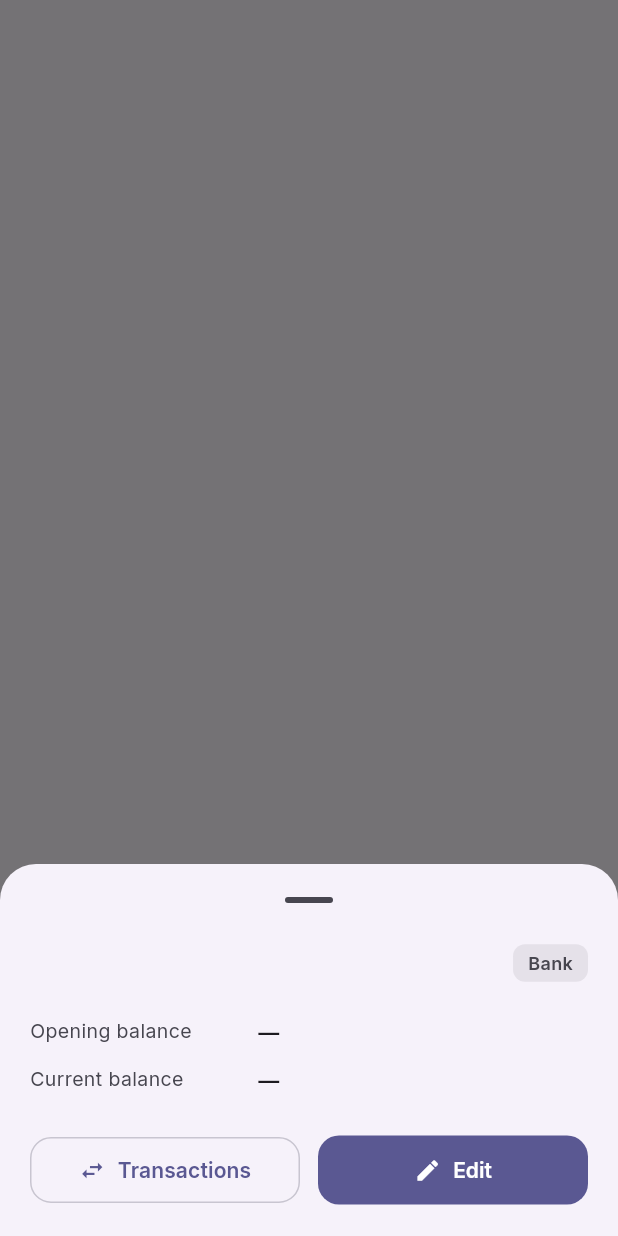
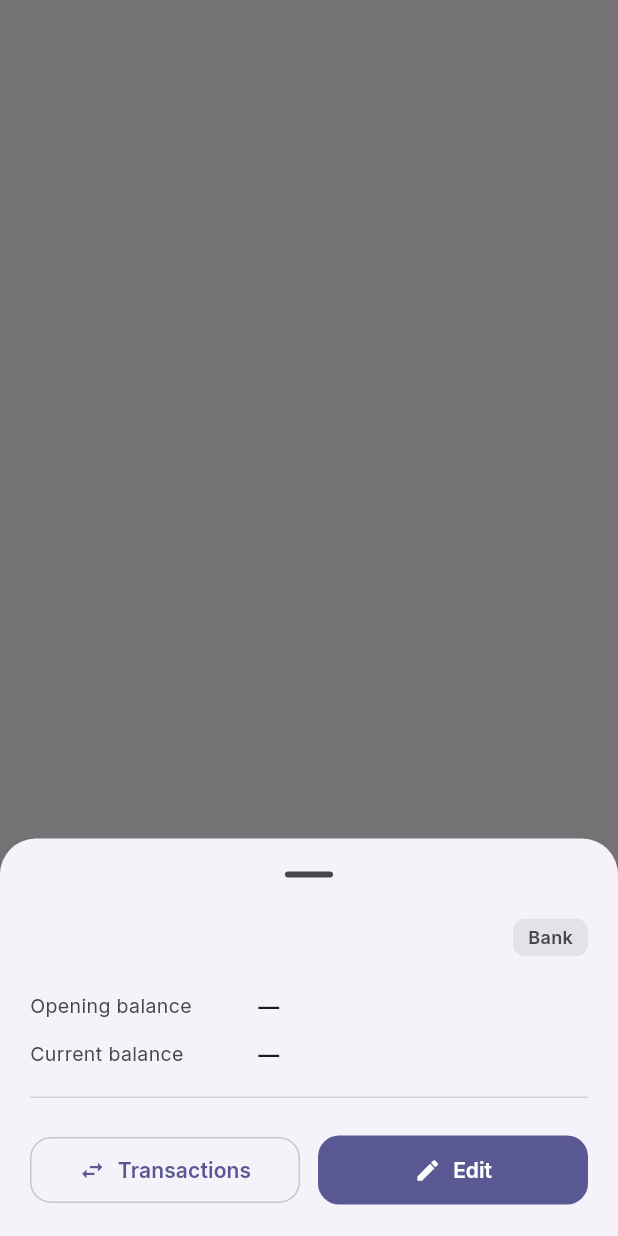
Before and after one commit to TheCoderAS/nizkhata, a Flutter app: what showAccountDetail() shows on an empty page, opened directly with empty values, on a phone screen of 412 x 824 dp. Run offline on Flutter 3.47's test engine with Material 3 defaults, Android fonts, the phone set to English and light mode, and no system bars; our stand-ins replace cloud_firestore, firebase_auth, firebase_core, fl_chart, go_router, google_fonts and 3 more; accounts and stored records are empty.

Commit message:
Phase 4: embed RevisionHistory (audit footer + history timeline) in transaction/due/debt/account detail sheets — closes per-entity audit parity gap

```diff
--- a/mobile/lib/screens/accounts_screen.dart
+++ b/mobile/lib/screens/accounts_screen.dart
@@ -11,6 +11,7 @@ import '../state/data_controller.dart';
 import '../state/workspace_controller.dart';
 import '../widgets/common.dart';
 import '../widgets/data_table_view.dart';
+import '../widgets/revision_history.dart';
 import 'account_form.dart';
 
 class AccountsScreen extends StatelessWidget {
@@ -281,7 +282,11 @@ void showAccountDetail(BuildContext context, Account a) {
                   valueColor: balance < 0 ? AppColors.danger : null,
                 ),
                 for (final e in meta) _DetailRow(label: e.key, value: e.value),
-                const SizedBox(height: 20),
+                const SizedBox(height: 12),
+                const Divider(height: 1),
+                const SizedBox(height: 8),
+                RevisionHistory(entityType: 'accounts', entityId: a.id),
+                const SizedBox(height: 16),
                 Row(
                   children: [
                     if (canViewTxns)
--- a/mobile/lib/screens/debt_detail.dart
+++ b/mobile/lib/screens/debt_detail.dart
@@ -5,6 +5,7 @@ import '../core/format.dart';
 import '../data/models.dart';
 import '../state/data_controller.dart';
 import '../state/workspace_controller.dart';
+import '../widgets/revision_history.dart';
 import 'debt_form.dart';
 
 const _kPurposeLabels = <String, String>{
@@ -93,6 +94,10 @@ class _DebtDetail extends StatelessWidget {
                   style: TextStyle(color: Theme.of(context).colorScheme.onSurfaceVariant))
             else
               for (final t in linked) _txnTile(context, data, t, currency),
+            const SizedBox(height: 12),
+            const Divider(height: 1),
+            const SizedBox(height: 8),
+            RevisionHistory(entityType: 'debts', entityId: debt.id),
           ],
         ),
       ),
--- a/mobile/lib/screens/due_detail.dart
+++ b/mobile/lib/screens/due_detail.dart
@@ -6,6 +6,7 @@ import '../data/derive.dart';
 import '../data/models.dart';
 import '../state/data_controller.dart';
 import '../state/workspace_controller.dart';
+import '../widgets/revision_history.dart';
 import 'due_form.dart';
 
 /// Read-only detail sheet for a due. Shows direction, status, amounts and the
@@ -84,6 +85,10 @@ class _DueDetail extends StatelessWidget {
                   style: TextStyle(color: Theme.of(context).colorScheme.onSurfaceVariant))
             else
               for (final t in linked) _txnTile(context, data, t, currency),
+            const SizedBox(height: 12),
+            const Divider(height: 1),
+            const SizedBox(height: 8),
+            RevisionHistory(entityType: 'dues', entityId: due.id),
           ],
         ),
       ),
```
Also changed, not shown: mobile/lib/screens/transaction_detail.dart (+6 -1 lines).
